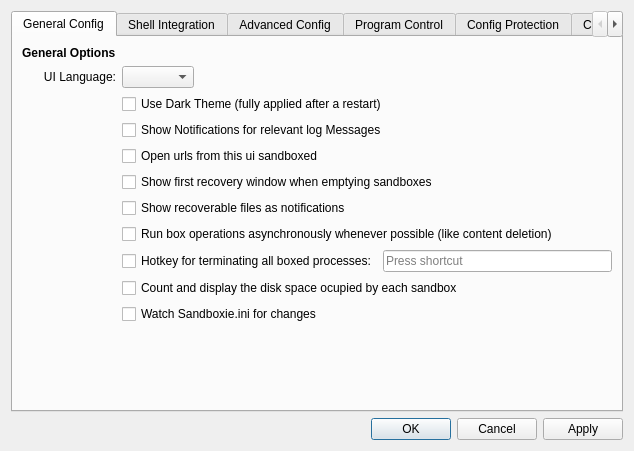
Before: the Qt Designer form SandboxiePlus/SandMan/Forms/SettingsWindow.ui in sandboxie-plus/Sandboxie, drawn with Qt 5.
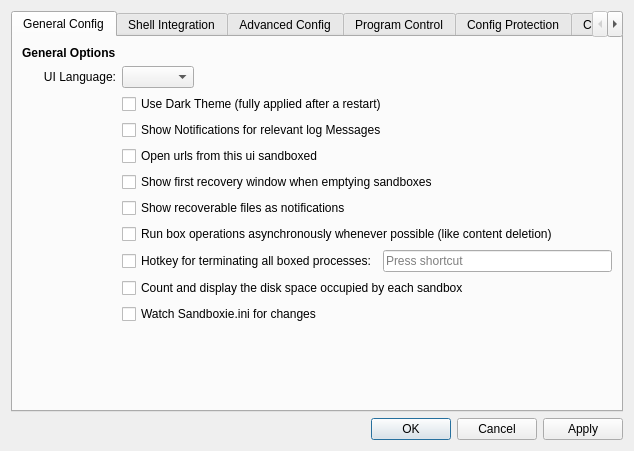
After: the same form once the commit is applied. Icons and pictures are not drawn.

Patch:
```diff
--- a/SandboxiePlus/SandMan/Forms/SettingsWindow.ui
+++ b/SandboxiePlus/SandMan/Forms/SettingsWindow.ui
@@ -182,7 +182,7 @@
            <item row="9" column="1" colspan="2">
             <widget class="QCheckBox" name="chkMonitorSize">
              <property name="text">
-              <string>Count and display the disk space ocupied by each sandbox</string>
+              <string>Count and display the disk space occupied by each sandbox</string>
              </property>
             </widget>
            </item>
```
